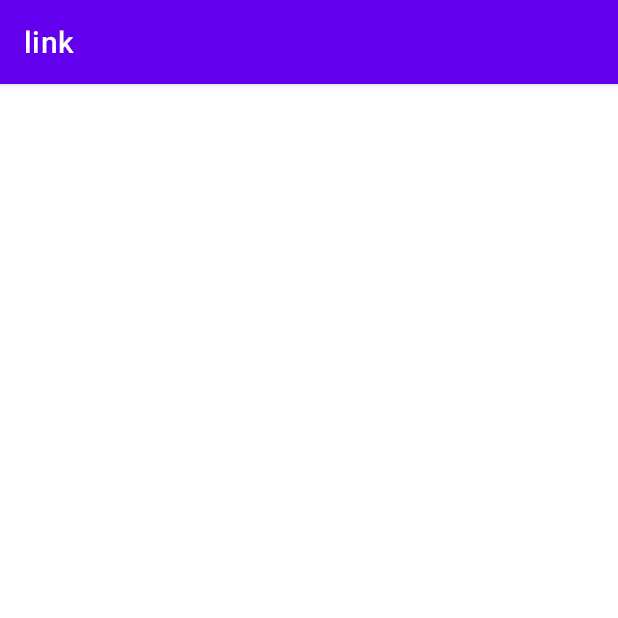
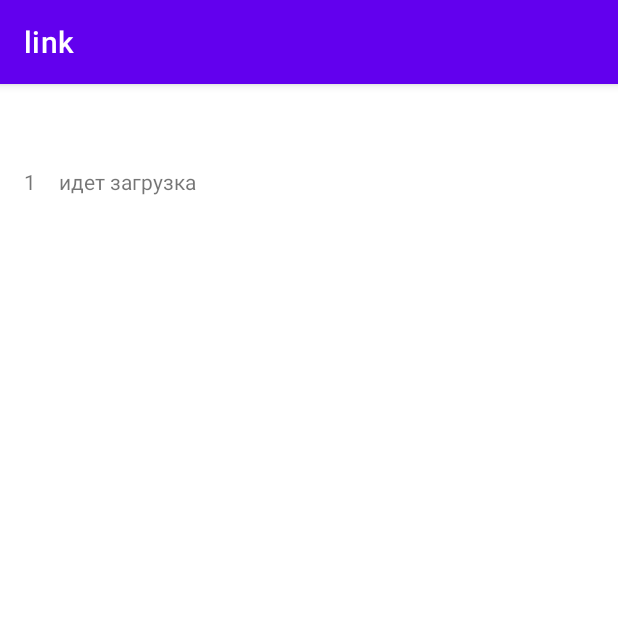
Before and after one commit to alexander883/link, an Android app: the FragmentRecycler screen opened through its navigation route, on a phone screen of 412 x 824 dp, the top half of it. Run offline under Robolectric (Android 15) with nearby library versions, the phone set to English and light mode, and no system bars; our stand-ins replace data binding; 1 statement that could not run was skipped.

Commit message:
работает

```diff
--- a/app/build.gradle
+++ b/app/build.gradle
@@ -54,7 +54,7 @@ dependencies {
     implementation 'com.google.android.material:material:1.3.0'
     implementation 'androidx.constraintlayout:constraintlayout:2.0.4'
     implementation 'androidx.navigation:navigation-fragment-ktx:2.3.5'
-    implementation 'androidx.navigation:navigation-ui-ktx:2.3.0'
+    implementation 'androidx.navigation:navigation-ui-ktx:2.3.5'
     implementation 'androidx.legacy:legacy-support-v4:1.0.0'
     testImplementation 'junit:junit:4.13.2'
     androidTestImplementation 'androidx.test.ext:junit:1.1.2'
--- a/app/src/main/java/com/example/link/adapter/BindingAdapter.kt
+++ b/app/src/main/java/com/example/link/adapter/BindingAdapter.kt
@@ -6,7 +6,7 @@ import com.example.link.adapter.HhAdapter
 
 
 @BindingAdapter("listData")
-fun bindRecyclerView(recyclerView: RecyclerView, data: List<Item>?) {
+fun bindRecyclerView(recyclerView: RecyclerView, data: List<Item>) {
     val adapter = recyclerView.adapter as HhAdapter
-    adapter.data
+    adapter.data=data
 }
--- a/app/src/main/java/com/example/link/adapter/HhAdapter.kt
+++ b/app/src/main/java/com/example/link/adapter/HhAdapter.kt
@@ -1,16 +1,18 @@
 package com.example.link.adapter
 
-import android.util.Log
 import android.view.LayoutInflater
 import android.view.View
 import android.view.ViewGroup
 import android.widget.TextView
+import android.widget.Toast
 import androidx.recyclerview.widget.RecyclerView
+import androidx.transition.TransitionInflater.from
 import com.example.link.Item
 import com.example.link.R
 
 
 class HhAdapter: RecyclerView.Adapter<HhAdapter.ViewHolder>() {
+
     var data =  listOf<Item>()
         set(value) {
             field = value
@@ -22,7 +24,6 @@ class HhAdapter: RecyclerView.Adapter<HhAdapter.ViewHolder>() {
     override fun onBindViewHolder(holder: ViewHolder, position: Int) {
         val item = data[position]
         holder.bind(item, position)
-        Log.i("LOG", " $data")
     }
 
 
@@ -31,21 +32,22 @@ class HhAdapter: RecyclerView.Adapter<HhAdapter.ViewHolder>() {
     }
 
     class ViewHolder private constructor(itemView: View) : RecyclerView.ViewHolder(itemView){
-        private val text1: TextView = itemView.findViewById(R.id.text1)
+        private val t: TextView = itemView.findViewById(R.id.text1)
 
         private val posit: TextView =itemView.findViewById(R.id.posit)
 
         fun bind(item: Item, position: Int) {
-            text1.text =item.name.toString()
+            t.text =item.name
 
             posit.text=(position+1).toString()
+
         }
 
         companion object {
             fun from(parent: ViewGroup): ViewHolder {
                 val layoutInflater = LayoutInflater.from(parent.context)
                 val view = layoutInflater
-                    .inflate(R.layout.found_item, parent, false)
+                    .inflate(R. layout.found_item, parent, false)
 
                 return ViewHolder(view)
             }
--- a/app/src/main/java/com/example/link/fragments/Fragment1.kt
+++ b/app/src/main/java/com/example/link/fragments/Fragment1.kt
@@ -9,7 +9,7 @@ import android.widget.Toast
 import androidx.fragment.app.Fragment
 import androidx.fragment.app.activityViewModels
 import androidx.navigation.fragment.findNavController
-import com.example.link.HhApiViewModel
+import com.example.link.viewmodel.HhApiViewModel
 import com.example.link.R
 import com.example.link.databinding.Fragment1Binding
 
--- a/app/src/main/java/com/example/link/fragments/FragmentRecycler.kt
+++ b/app/src/main/java/com/example/link/fragments/FragmentRecycler.kt
@@ -8,7 +8,7 @@ import android.view.View
 import android.view.ViewGroup
 import androidx.fragment.app.activityViewModels
 import com.example.link.adapter.HhAdapter
-import com.example.link.HhApiViewModel
+import com.example.link.viewmodel.HhApiViewModel
 import com.example.link.databinding.FragmentRecyclerBinding
 
 class FragmentRecycler : Fragment() {
@@ -38,8 +38,7 @@ class FragmentRecycler : Fragment() {
             foundHh.adapter=adapter
 
         }
-        val jj=apiviewmodel?.status?.value!!
-        Log.i("LOG", "$jj")
+
         Log.i("LOG", "BINding end")
 
 
--- a/app/src/main/java/com/example/link/fragments/FragmentResult.kt
+++ b/app/src/main/java/com/example/link/fragments/FragmentResult.kt
@@ -6,7 +6,7 @@ import android.view.LayoutInflater
 import android.view.View
 import android.view.ViewGroup
 import androidx.fragment.app.activityViewModels
-import com.example.link.HhApiViewModel
+import com.example.link.viewmodel.HhApiViewModel
 import com.example.link.databinding.FragmentResultBinding
 
 
--- a/app/src/main/java/com/example/link/HhApiViewModel.kt
+++ b/app/src/main/java/com/example/link/viewmodel/HhApiViewModel.kt
@@ -1,9 +1,11 @@
-package com.example.link
+package com.example.link.viewmodel
 
 import androidx.lifecycle.LiveData
 import androidx.lifecycle.MutableLiveData
 import androidx.lifecycle.ViewModel
 import androidx.lifecycle.viewModelScope
+import com.example.link.HhApi
+import com.example.link.Item
 import kotlinx.coroutines.launch
 
 class HhApiViewModel: ViewModel() {
@@ -17,11 +19,12 @@ class HhApiViewModel: ViewModel() {
 
 init {
    // getHh()
-   // _status.value= List<Ite>()
+    _status.value= listOf(Item("идет загрузка"))
 }
  fun setSearch(text:String){
      _search.value=text
  }
+
 
     fun getHh() {
         viewModelScope.launch {
--- a/app/src/main/res/layout/fragment_1.xml
+++ b/app/src/main/res/layout/fragment_1.xml
@@ -7,7 +7,7 @@
     <data>
         <variable
             name="ApiViewModel"
-            type="com.example.link.HhApiViewModel" />
+            type="com.example.link.viewmodel.HhApiViewModel" />
         <variable
             name="Fragment1"
             type="com.example.link.fragments.Fragment1" />
--- a/app/src/main/res/layout/fragment_recycler.xml
+++ b/app/src/main/res/layout/fragment_recycler.xml
@@ -5,7 +5,7 @@
     <data>
         <variable
             name="ApiViewModel"
-            type="com.example.link.HhApiViewModel" />
+            type="com.example.link.viewmodel.HhApiViewModel" />
         <variable
             name="FragmentRecycler"
             type="com.example.link.fragments.FragmentRecycler" />
@@ -17,6 +17,9 @@
 
         <androidx.recyclerview.widget.RecyclerView
             android:id="@+id/found_hh"
+
+            app:listData="@{ApiViewModel.status}"
+
             android:layout_width="match_parent"
             android:layout_height="match_parent"
             android:scrollbars="vertical"
--- a/app/src/main/res/layout/fragment_result.xml
+++ b/app/src/main/res/layout/fragment_result.xml
@@ -5,7 +5,7 @@
     <data>
         <variable
             name="ApiViewModel"
-            type="com.example.link.HhApiViewModel" />
+            type="com.example.link.viewmodel.HhApiViewModel" />
         <variable
             name="FragmentResult"
             type="com.example.link.fragments.FragmentResult" />
--- a/app/src/main/res/values/strings.xml
+++ b/app/src/main/res/values/strings.xml
@@ -2,4 +2,7 @@
     <string name="app_name">link</string>
     <!-- TODO: Remove or change this placeholder text -->
     <string name="hello_blank_fragment">Hello blank fragment</string>
+
+
+    <string name="loading">Идет загрузка</string>
 </resources>
```
Also changed, not shown: app/src/main/java/com/example/link/network/EmployersData.kt (renamed from app/src/main/java/com/example/link/EmployersData.kt), app/src/main/java/com/example/link/network/HhApiService.kt.kt (renamed from app/src/main/java/com/example/link/HhApiService.kt.kt).
